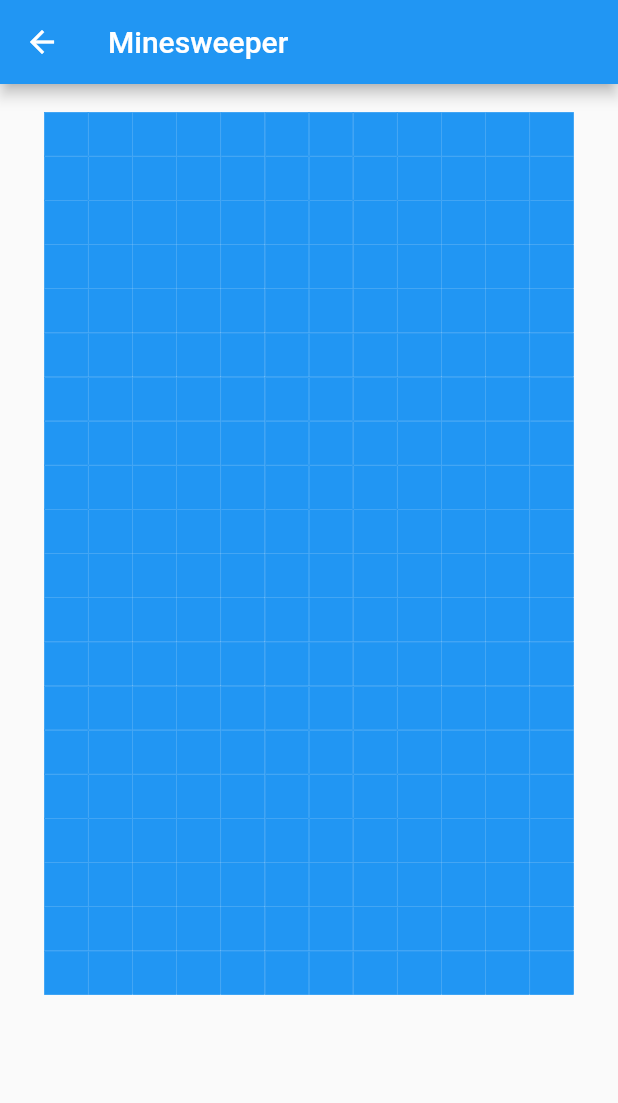
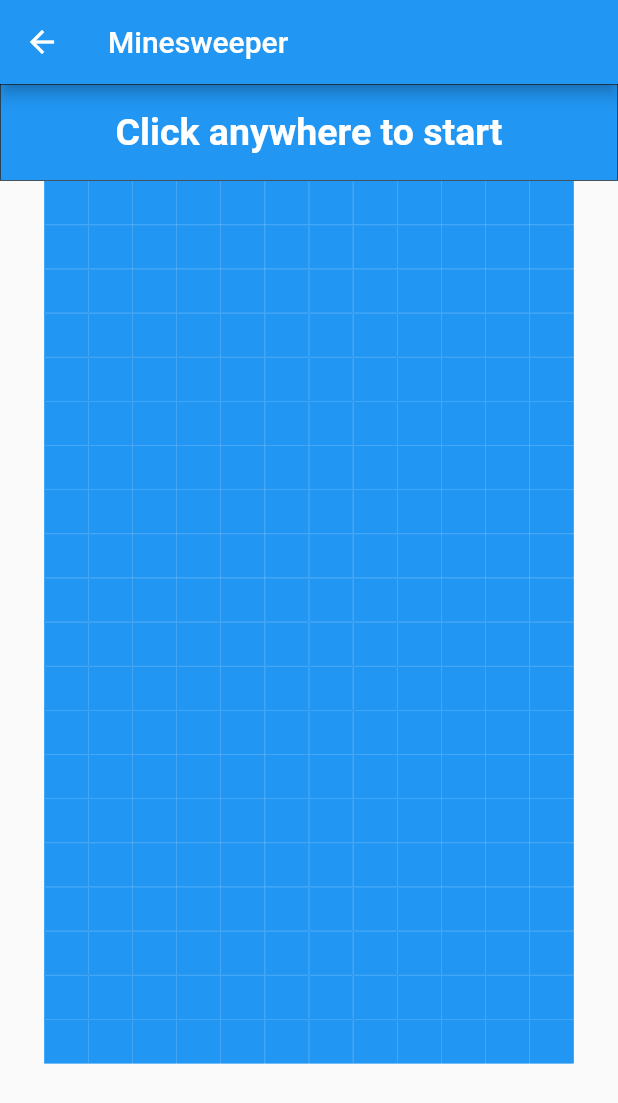
Before and after one commit to Morgan1420/flutter_game_hub, a Flutter app: the Minesweeper screen opened directly, on a phone screen of 412 x 824 dp. Shown: the top 1103 px of the screen. Run offline on Flutter 3.47's test engine with Material 2 defaults, Android fonts, the phone set to English and light mode, and no system bars.

Commit message:
minesweeper done

```diff
--- a/game_hub/lib/minesweeper.dart
+++ b/game_hub/lib/minesweeper.dart
@@ -19,26 +19,39 @@
   List<List<String>> matrixsolucio =
       []; // B = bomba, E = empty, num = num bombes adjecents
 
-  String victoryText = "";
-  int flagCount = 0;
+  String victoryText = "Click anywhere to start";
+  int flagCount = 40;
 
   @override
   Widget build(BuildContext context) {
     setUpMatrix();
-    flagCount = numOfMines;
     return Scaffold(
         appBar: AppBar(title: const Text("Minesweeper")),
-        body: InteractiveViewer(
+        body: Column(children: [
+          Container(
+            width: MediaQuery.of(context).size.width,
+            height: MediaQuery.of(context).size.height * 0.0782,
+            alignment: Alignment.center,
+            decoration: BoxDecoration(
+                color: Colors.blue,
+                border: Border.all(
+                    color: Colors.black,
+                    width: MediaQuery.of(context).size.width * 0.001)),
+            child: Text(
+              victoryText,
+              style: const TextStyle(
+                  fontSize: 25,
+                  fontWeight: FontWeight.bold,
+                  color: Colors.white),
+            ),
+          ),
+          InteractiveViewer(
             child: SingleChildScrollView(
+              padding: EdgeInsets.fromLTRB(
+                  0, 0, 0, MediaQuery.of(context).size.height * 0.1582),
               scrollDirection: Axis.vertical,
               child: Column(
                 children: <Widget>[
-                Container(
-                  width: MediaQuery.of(context).size.width / (numOfColumns + 2),
-                  height:
-                      MediaQuery.of(context).size.width / (numOfColumns + 10),
-                  child: Text(victoryText),
-                ),
                   rowBuild(0),
                   rowBuild(1),
                   rowBuild(2),
@@ -62,7 +75,8 @@
                 ],
               ),
             ),
-        ));
+          )
+        ]));
   }
 
   Widget minesButton(int x, int y) {
@@ -96,7 +110,6 @@
               victoryText = "$flagCount flags left";
             } else if (!gameOver && !matrixDescobertes[x][y]) {
               unmaskButton(x, y);
-              victoryText = "$flagCount flags left";
               if (victoryConditions()) {
                 gameOver = true;
                 victoryText = "Has acabat la partida!!";
@@ -114,6 +127,10 @@
               matrix[x][y] = "F";
               flagCount = flagCount - 1;
               victoryText = "$flagCount flags left";
+              if (victoryConditions()) {
+                gameOver = true;
+                victoryText = "Has acabat la partida!!";
+              }
             } else if (gameStarted &&
                 !gameOver &&
                 matrixDescobertes[x][y] &&
@@ -333,6 +350,7 @@
     matrix[x][y] = matrixsolucio[x][y];
 
     if (matrixsolucio[x][y] == "B") {
+      victoryText = "BOOOOM!!! You Lost :(";
       gameOver = true;
     } else if (matrixsolucio[x][y] == "") {
       // mostra les del voltant
```
Lines whose indentation alone changed are shown as unchanged.
